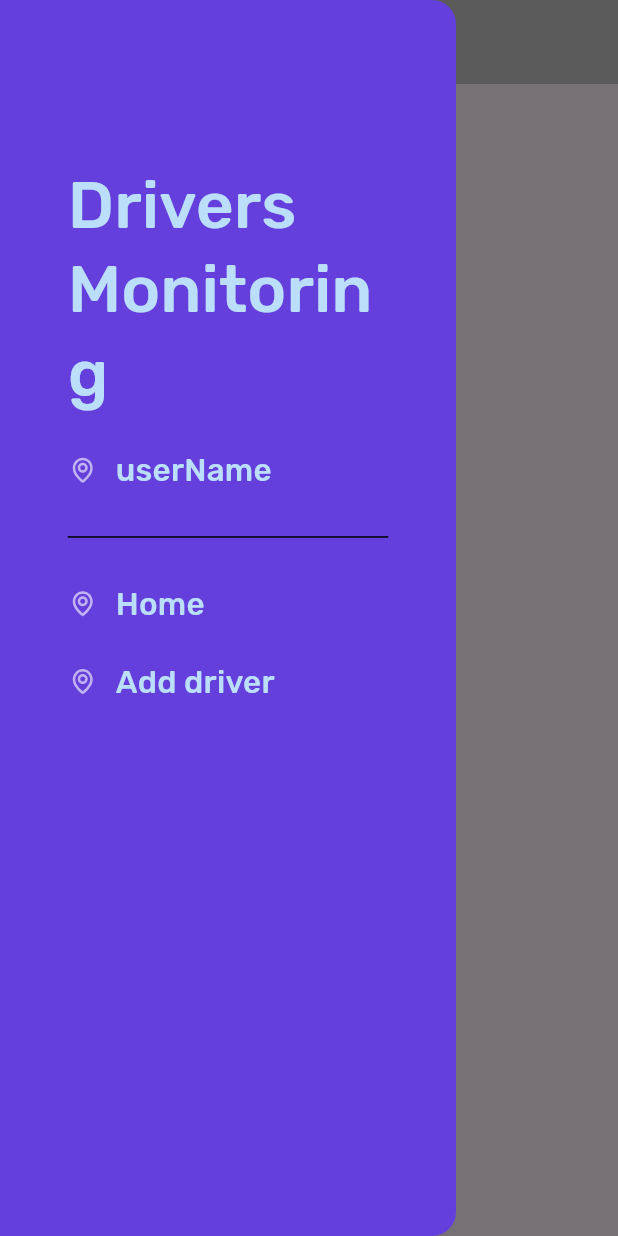
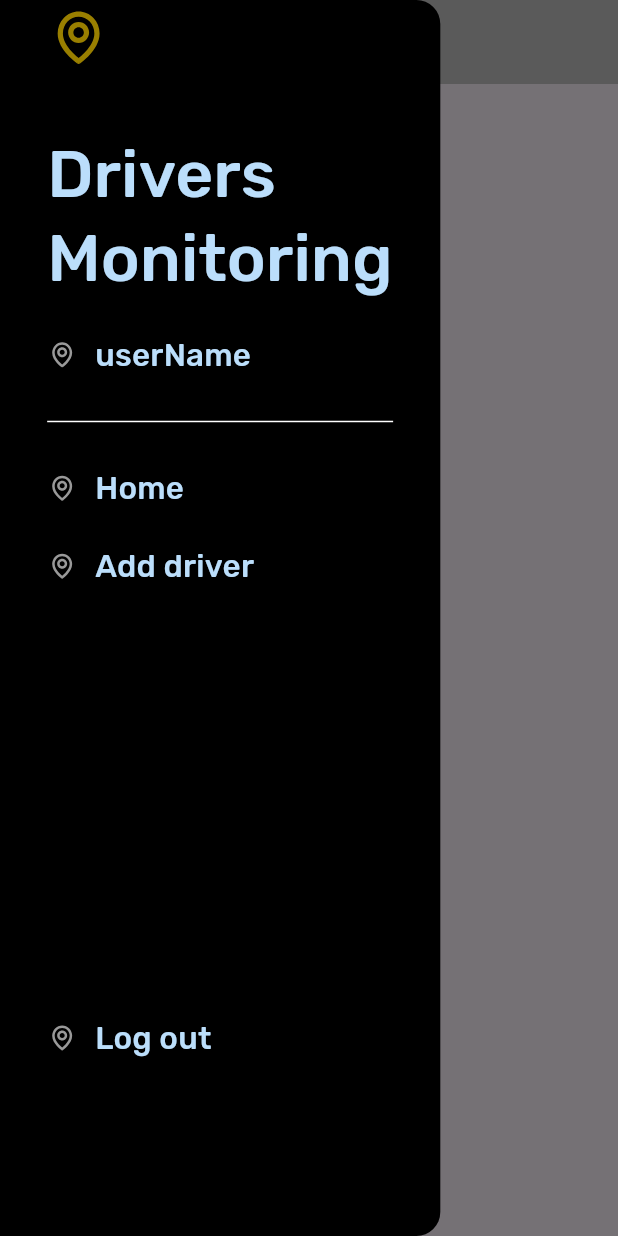
Before and after one commit to Kutsalaba/driver_monitoring_application, a Flutter app: the screen it shows after launch, with the side drawer open, on a phone screen of 412 x 824 dp. Run offline on Flutter 3.47's test engine with Material 3 defaults, Android fonts, the light colour scheme and no system bars; our stand-ins replace auto_route, easy_localization, firebase_core, flutter_screenutil, flutter_svg, get_it and 3 more; accounts and stored records are empty.

Commit message:
Added Firebase.

```diff
--- a/lib/main.dart
+++ b/lib/main.dart
@@ -1,14 +1,20 @@
 import 'package:easy_localization/easy_localization.dart';
+import 'package:firebase_core/firebase_core.dart';
 import 'package:flutter/material.dart';
 import 'package:flutter_screenutil/flutter_screenutil.dart';
 import 'package:responsive_framework/responsive_framework.dart';
 
+import 'firebase_options.dart';
 import 'routes/app_router.dart';
 import 'services/injectible/injectible_init.dart';
 import 'styles/app_theme_data.dart';
 
 Future<void> main() async {
   WidgetsFlutterBinding.ensureInitialized();
+
+  await Firebase.initializeApp(
+    options: DefaultFirebaseOptions.currentPlatform,
+  );
 
   //LOCALIZATION
   await EasyLocalization.ensureInitialized();
--- a/lib/pages/widgets/custom_menu_drawer/custom_menu_drawer.dart
+++ b/lib/pages/widgets/custom_menu_drawer/custom_menu_drawer.dart
@@ -1,4 +1,6 @@
+import 'package:driver_monitoring_application/styles/app_colors.dart';
 import 'package:flutter/material.dart';
+import 'package:flutter_screenutil/flutter_screenutil.dart';
 
 import 'custom_menu_items.dart';
 
@@ -8,10 +10,11 @@ class CustomMenuDrawer extends StatelessWidget {
   @override
   Widget build(BuildContext context) {
     return Drawer(
-      backgroundColor: const Color(0xff643FDB),
+      width: 280.w,
+      backgroundColor: AppColors.black,
       child: SafeArea(
         child: Padding(
-          padding: const EdgeInsets.symmetric(horizontal: 20),
+          padding: EdgeInsets.symmetric(horizontal: 30.w, vertical: 4.h),
           child: MenuItems(),
         ),
       ),
--- a/lib/pages/widgets/custom_menu_drawer/custom_menu_items.dart
+++ b/lib/pages/widgets/custom_menu_drawer/custom_menu_items.dart
@@ -1,6 +1,7 @@
+import 'dart:developer';
+
 import 'package:auto_route/auto_route.dart';
 import 'package:driver_monitoring_application/localization/locale_keys.g.dart';
-import 'package:driver_monitoring_application/routes/app_router.dart';
 import 'package:driver_monitoring_application/routes/app_router.gr.dart';
 import 'package:driver_monitoring_application/styles/app_colors.dart';
 import 'package:easy_localization/easy_localization.dart';
@@ -16,15 +17,18 @@ class MenuItems extends StatelessWidget {
 
   @override
   Widget build(BuildContext context) {
-    return Padding(
-      padding: EdgeInsets.all(24.h),
-      child: Wrap(
+    return Wrap(
       runSpacing: 20.h,
       children: [
         SizedBox(height: 60.h),
         SvgPicture.asset(
           Assets.icons.location,
           height: 40.h,
+          width: 40.w,
+          colorFilter: const ColorFilter.mode(
+            AppColors.brightYellow,
+            BlendMode.srcIn,
+          ),
         ),
         SizedBox(height: 16.h),
         Text(
@@ -33,35 +37,14 @@ class MenuItems extends StatelessWidget {
                 color: Theme.of(context).primaryColorLight,
               ),
         ),
-          const SizedBox(height: 32),
+        SizedBox(height: 32.h),
         CustomMenuTile(
           itemText: 'userName',
           iconPath: Assets.icons.location,
         ),
-          Divider(
-            color: AppColors.black,
+        const Divider(
+          color: AppColors.white,
         ),
-          // const SizedBox(height: 12),
-          // Container(
-          //   height: 1,
-          //   width: double.infinity,
-          //   color: const Color(0xFFFFFFFF).withOpacity(0.3),
-          // ),
-          // const SizedBox(height: 16),
-          // CustomMenuTile(
-          //   itemText: 'Calendar',
-          //   iconPath: Assets.icons.calendarIcon.path,
-          //   // TODO: go to CalendarPage
-          //   onTap: () => Routemaster.of(context).push(CalendarPage.path),
-          // ),
-          // const SizedBox(height: 16),
-          // CustomMenuTile(
-          //     itemText: 'Find Event',
-          //     iconPath: Assets.icons.searchIcon.path,
-          //     // TODO: go to FindEvent(mainPage?)
-          //     onTap: () async {
-          //     }),
-          // const Spacer(),
         CustomMenuTile(
           itemText: 'Home',
           iconPath: Assets.icons.location,
@@ -69,7 +52,7 @@ class MenuItems extends StatelessWidget {
             AutoRouter.of(context).replace(const HomeRoute());
           },
         ),
-          const SizedBox(height: 16),
+        SizedBox(height: 16.h),
         CustomMenuTile(
           itemText: 'Add driver',
           iconPath: Assets.icons.location,
@@ -77,9 +60,14 @@ class MenuItems extends StatelessWidget {
             AutoRouter.of(context).push(const AddDriverRoute());
           },
         ),
-          const SizedBox(height: 80),
+        SizedBox(height: 280.h),
+        CustomMenuTile(
+            itemText: 'Log out',
+            iconPath: Assets.icons.location,
+            onTap: () {
+              log('Logout');
+            }),
       ],
-      ),
     );
   }
 }
```
Also changed, not shown: pubspec.yaml (+7 -0 lines), lib/firebase_options.dart (added), pubspec.lock, 3 other files. Lines whose indentation alone changed are shown as unchanged.
